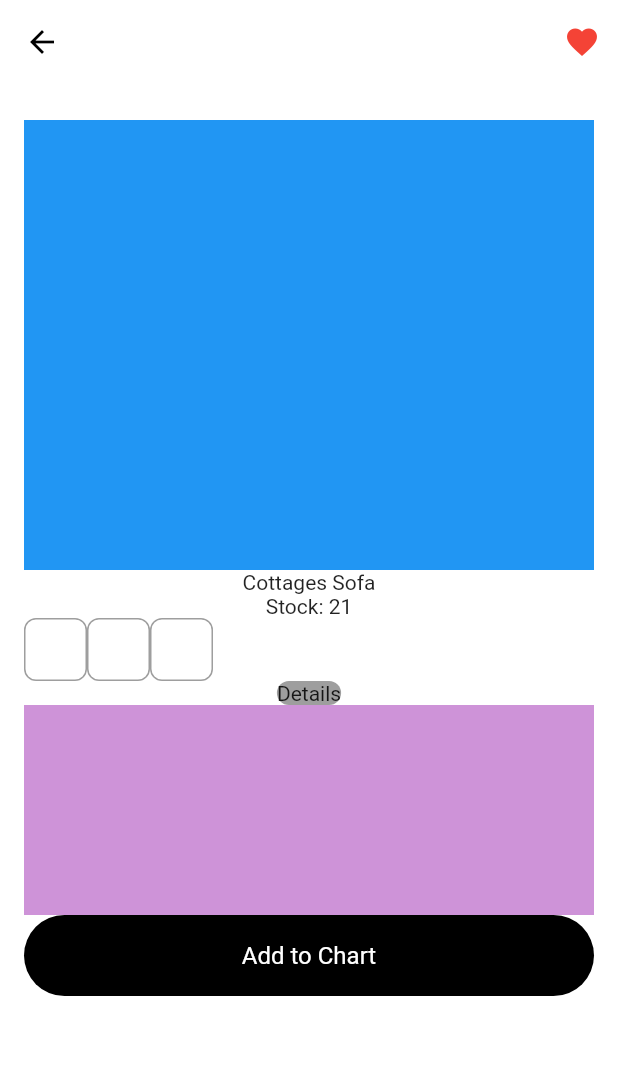
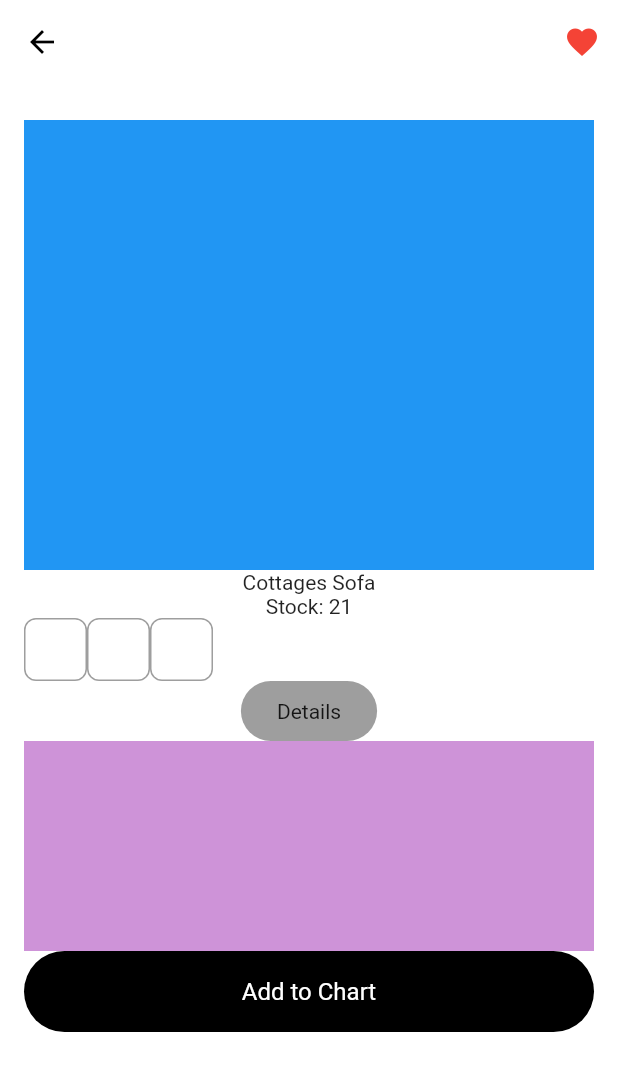
Before and after one commit to JAICHANGPARK/flutter_notebook_chapter_24, a Flutter app: the FurnitureDetailPage screen opened directly, on a phone screen of 412 x 824 dp. Shown: the top 1071 px of the screen. Run offline on Flutter 3.47's test engine with Material 2 defaults, Android fonts, the phone set to English and light mode, and no system bars; our stand-ins replace flutter_riverpod, freezed_annotation, ionicons, percent_indicator; missing offline and left inert: crypto_font_icons; network calls fail.

Commit message:
Update furniture_detail_page.dart

```diff
--- a/lib/ep1371_furniture_app/view/furniture_detail_page.dart
+++ b/lib/ep1371_furniture_app/view/furniture_detail_page.dart
@@ -70,6 +70,7 @@ class _FurnitureDetailPageState extends State<FurnitureDetailPage> {
                 color: Colors.grey,
                 borderRadius: BorderRadius.circular(24),
               ),
+              padding: EdgeInsets.symmetric(horizontal: 24, vertical: 12),
               child: const Text("Details"),
             ),
             Container(
```
